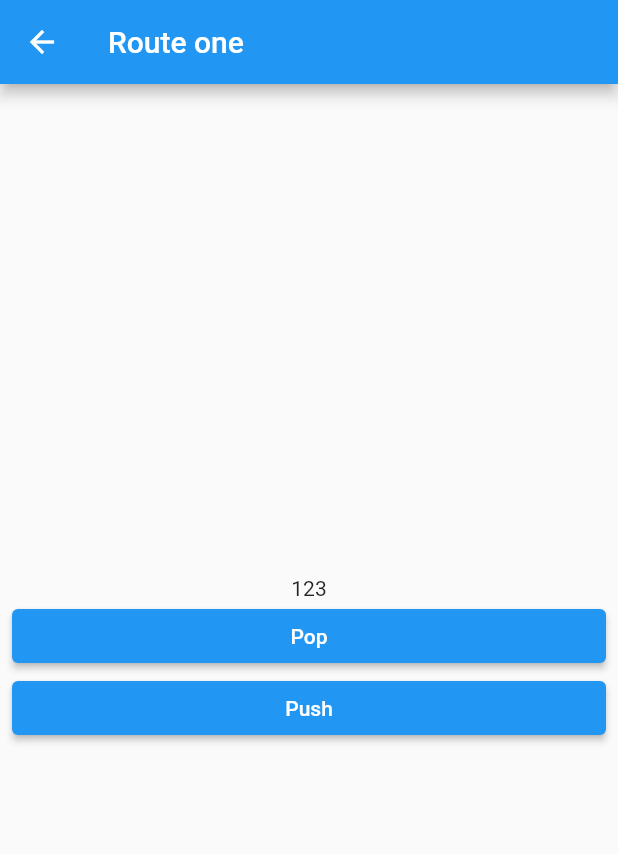
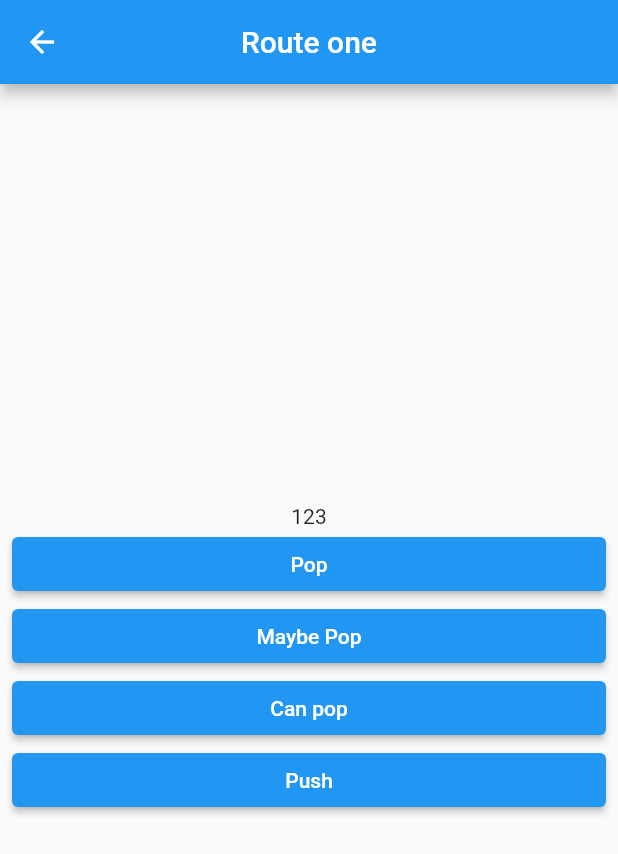
Before and after one commit to jude4264/flutter_navigation, a Flutter app: the screen it shows after launch, after a tap on "Push", on a phone screen of 412 x 824 dp. Shown: the top 854 px of the screen. Run offline on Flutter 3.47's test engine with Material 2 defaults, Android fonts, the phone set to English and light mode, and no system bars.

Commit message:
[UPDATE] Pop

```diff
--- a/lib/layout/main_layout.dart
+++ b/lib/layout/main_layout.dart
@@ -9,6 +9,7 @@ class MainLayout extends StatelessWidget {
   Widget build(BuildContext context) {
     return Scaffold(
       appBar: AppBar(
+        centerTitle: true,
         title: Text(title),
       ),
       body: Padding(
--- a/lib/screen/home_screen.dart
+++ b/lib/screen/home_screen.dart
@@ -12,21 +12,49 @@ class HomeScreen extends StatefulWidget {
 class _HomeScreenState extends State<HomeScreen> {
   @override
   Widget build(BuildContext context) {
-    return MainLayout(
+    return WillPopScope(
+      //안드로이드 시스템 상에서 pop 키 눌렀을때
+      onWillPop: () async {
+        //false - pop 불가능
+        //ture- pop 가능
+        final canpop = Navigator.of(context).canPop();
+        return canpop;
+      },
+      child: MainLayout(
         title: "Home Screen",
         children: [
           ElevatedButton(
             onPressed: () async {
               final result = await Navigator.of(context).push(
                 MaterialPageRoute(
-                builder: (BuildContext context) => RouteOneScreen(number: 123),
+                  builder: (BuildContext context) =>
+                      RouteOneScreen(number: 123),
                 ),
               );
               print(result);
             },
             child: Text("Push"),
-        )
+          ),
+          ElevatedButton(
+            onPressed: () {
+              Navigator.of(context).pop();
+            },
+            child: Text("Pop"),
+          ),
+          ElevatedButton(
+            onPressed: () {
+              Navigator.of(context).maybePop();
+            },
+            child: Text("Maybe Pop"),
+          ),
+          ElevatedButton(
+            onPressed: () {
+              print(Navigator.of(context).canPop());
+            },
+            child: Text("Can pop"),
+          ),
         ],
+      ),
     );
   }
 }
--- a/lib/screen/route_one_screen.dart
+++ b/lib/screen/route_one_screen.dart
@@ -26,6 +26,18 @@ class RouteOneScreen extends StatelessWidget {
         ),
         ElevatedButton(
           onPressed: () {
+            Navigator.of(context).maybePop();
+          },
+          child: Text("Maybe Pop"),
+        ),
+        ElevatedButton(
+          onPressed: () {
+            print(Navigator.of(context).canPop());
+          },
+          child: Text("Can pop"),
+        ),
+        ElevatedButton(
+          onPressed: () {
             Navigator.of(context).push(
               MaterialPageRoute(
                 builder: (_) => RouteTwoScreen(),
```
Also changed, not shown: 1 other file. Lines whose indentation alone changed are shown as unchanged.
